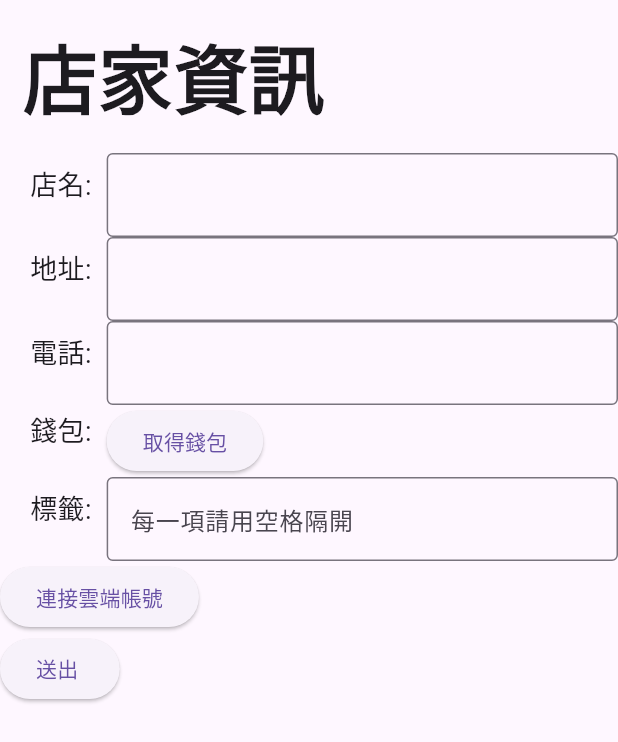
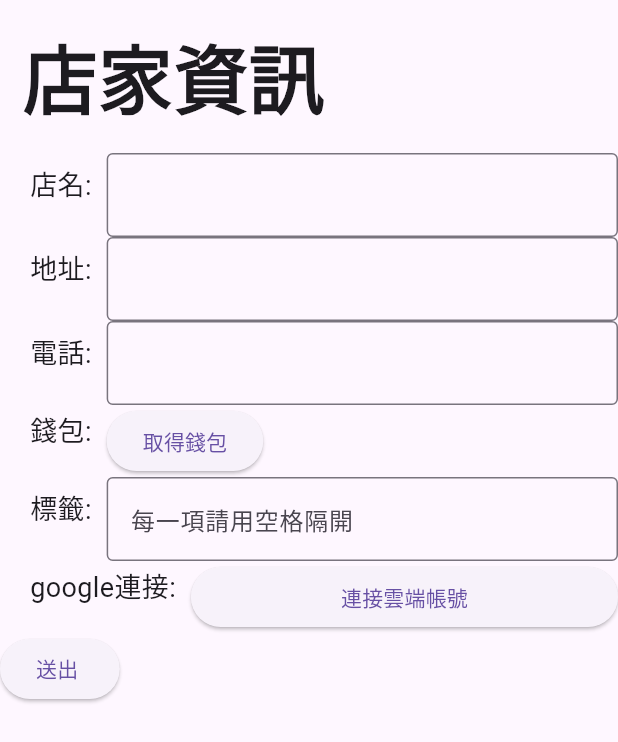
Before and after one commit to Ru034/foodapp, a Flutter app: the screen it shows after launch, after a tap on "註冊", on a phone screen of 412 x 824 dp. Shown: the top 742 px of the screen. Run offline on Flutter 3.47's test engine with Material 2 defaults, Android fonts, the phone set to English and light mode, and no system bars; our stand-ins replace csv, file_picker, google_sign_in, googleapis_auth, image_picker, shared_preferences; missing offline and left inert: googleapis.

Commit message:
sign_in雲端帳戶新增標頭

```diff
--- a/lib/sign_in.dart
+++ b/lib/sign_in.dart
@@ -248,11 +248,28 @@ class _HomePageState extends State<HomePage> {
                     ),
                   ],
                 ),
-                ElevatedButton(
-                  onPressed: () async {
-                    _incrementCounter();
-                  },
-                  child: Text("連接雲端帳號"),
+                Row(
+                  children: [
+                    const Padding(
+                      padding: EdgeInsets.only(top: 2, left: 20.0, bottom: 15),
+                      child: Text(
+                        "google連接:",
+                        style: TextStyle(
+                          fontSize: 18,
+                        ),
+                      ),
+                    ),
+                    SizedBox(width: 10), // Add spacing between text and input field
+                    Expanded(
+                      child:
+                      ElevatedButton(
+                        onPressed: () async {
+                          _incrementCounter();
+                        },
+                        child: Text("連接雲端帳號"),
+                      ),
+                    ),
+                  ],
                 ),
                 ElevatedButton(
                   onPressed: () async {
```
